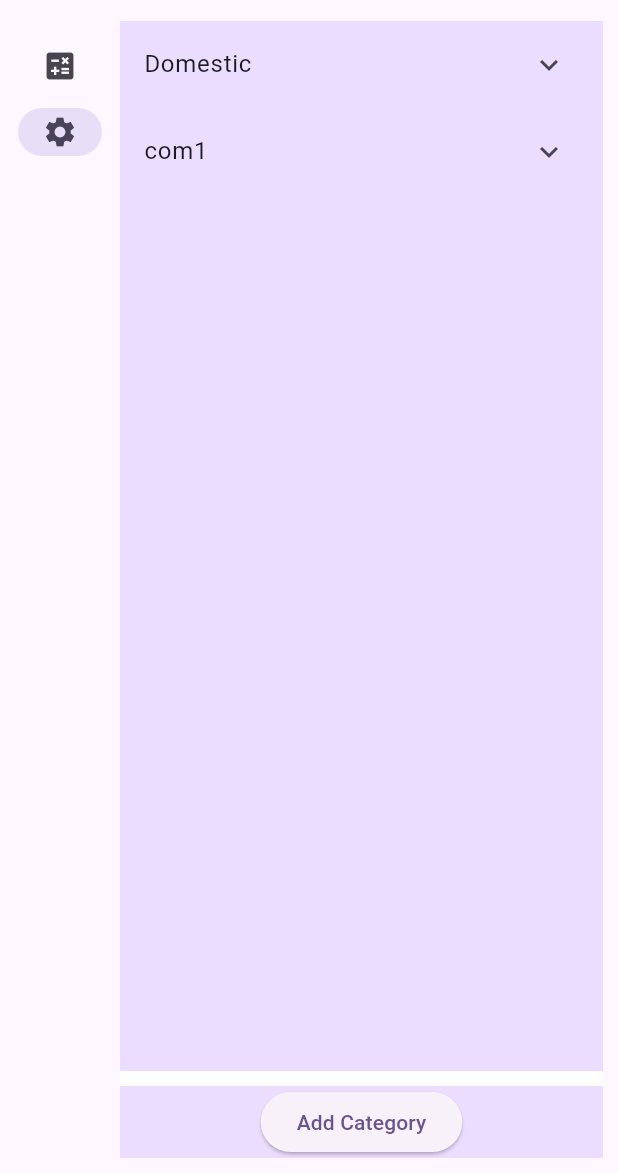
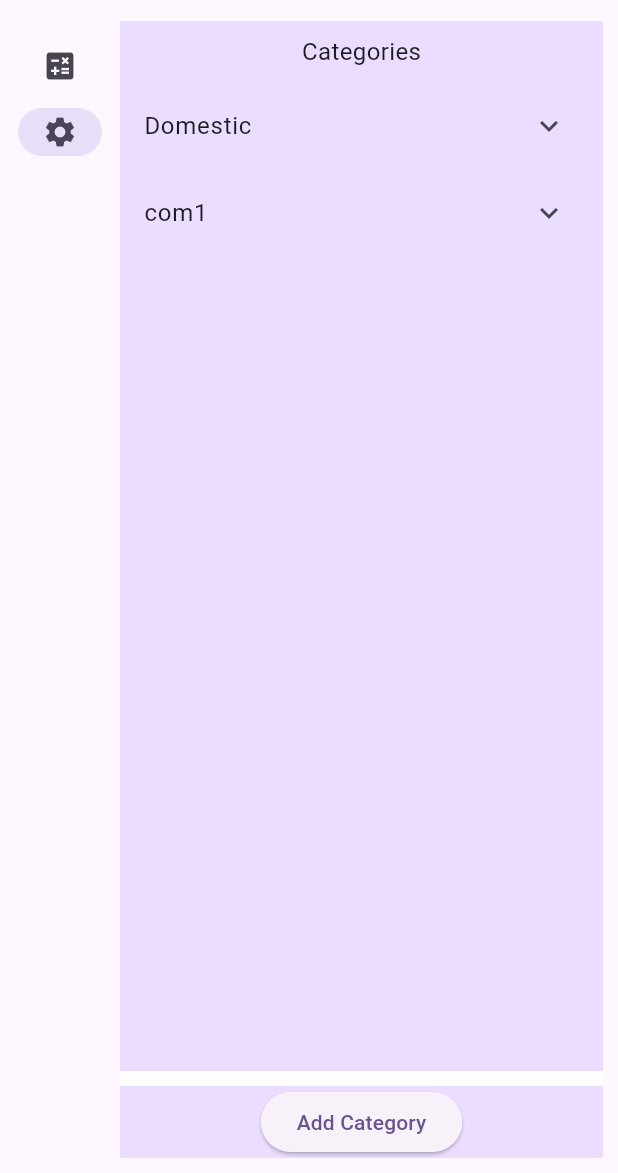
Before and after one commit to zaibugemi/bill_cal, a Flutter app: the screen it shows after launch, after a tap on "Settings", on a phone screen of 412 x 824 dp, the part 63-1236 px from its top. Run offline on Flutter 3.47's test engine with Material 2 defaults, Android fonts, the phone set to English and light mode, and no system bars.

Commit message:
feat: add title for categories

```diff
--- a/lib/settings_page.dart
+++ b/lib/settings_page.dart
@@ -14,6 +14,16 @@ class SettingsPage extends StatelessWidget {
 
     return Column(
       children: <Widget>[
+        Container(
+          margin: const EdgeInsets.only(top: 9.0, bottom: 9.0),
+          child: const Text(
+            "Categories",
+            style: TextStyle(
+              fontSize: 16,
+              fontWeight: FontWeight.w400,
+            ),
+          ),
+        ),
         Expanded(
           child: ListView.builder(
             itemCount: electricityCategories
```
